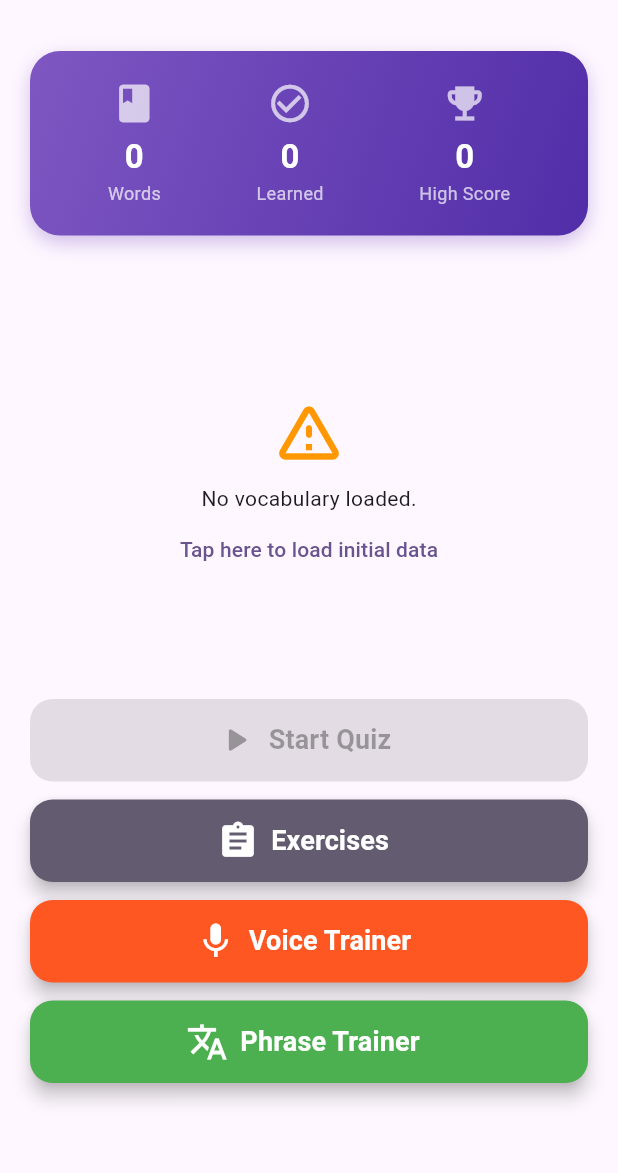
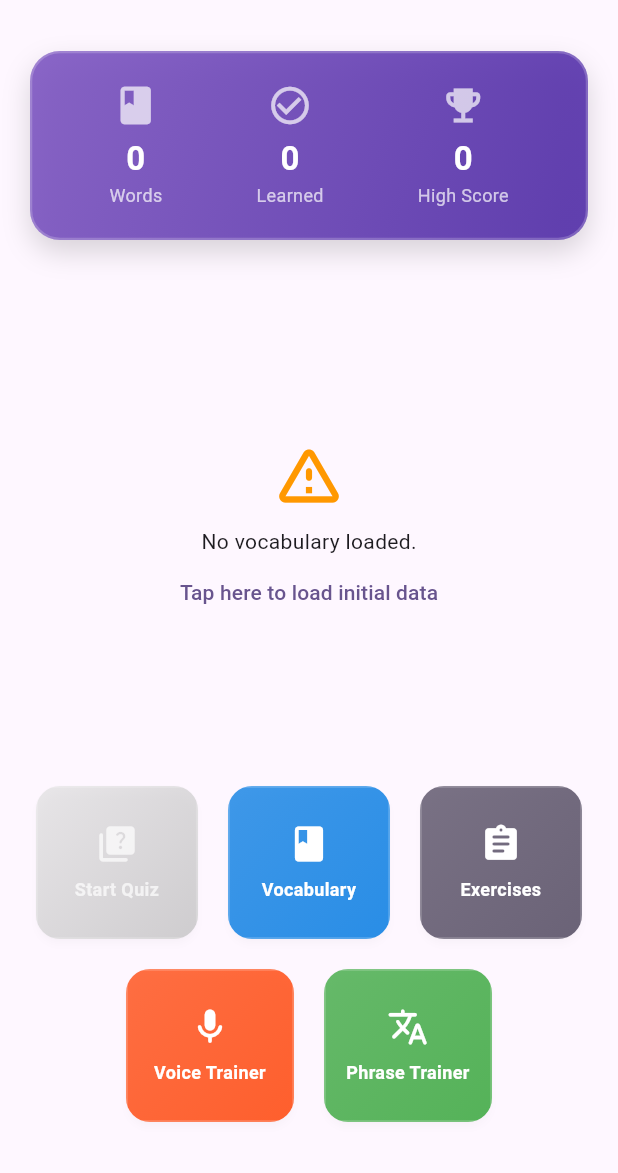
Before and after one commit to rameshn007/language_trainer, a Flutter app: the screen it shows after launch, on a phone screen of 412 x 824 dp, the part 63-1236 px from its top. Run offline on Flutter 3.47's test engine with Material 3 defaults, Android fonts, the light colour scheme and no system bars; our stand-ins replace animate_do, avatar_glow, flutter_card_swiper, flutter_riverpod, flutter_tts, hive and 2 more; missing offline and left inert: flutter_carplay; accounts and stored records are empty.

Commit message:
refactor: Implement custom screen transitions, restructure action buttons into a grid layout, and remove the vocabulary list option.

```diff
--- a/lib/ui/home_screen.dart
+++ b/lib/ui/home_screen.dart
@@ -83,6 +83,29 @@ class _HomeScreenState extends ConsumerState<HomeScreen> {
     }
   }
 
+  Future<T?> _pushScreen<T>(Widget screen, [Offset? center]) {
+    return Navigator.push<T>(
+      context,
+      PageRouteBuilder(
+        pageBuilder: (context, animation, secondaryAnimation) => screen,
+        transitionsBuilder: (context, animation, secondaryAnimation, child) {
+          if (center == null) {
+            return FadeTransition(opacity: animation, child: child);
+          }
+
+          return ClipPath(
+            clipper: CircularRevealClipper(
+              fraction: animation.value,
+              center: center,
+            ),
+            child: child,
+          );
+        },
+        transitionDuration: const Duration(milliseconds: 650),
+      ),
+    );
+  }
+
   @override
   Widget build(BuildContext context) {
     final storage = ref.watch(storageServiceProvider);
@@ -101,13 +124,6 @@ class _HomeScreenState extends ConsumerState<HomeScreen> {
                 _loadData();
               } else if (value == 'reset') {
                 _confirmReset();
-              } else if (value == 'vocab') {
-                Navigator.push(
-                  context,
-                  MaterialPageRoute(
-                    builder: (_) => const VocabularyListScreen(),
-                  ),
-                );
               }
             },
             itemBuilder: (context) => [
@@ -123,13 +139,6 @@ class _HomeScreenState extends ConsumerState<HomeScreen> {
                 child: ListTile(
                   leading: Icon(Icons.restore),
                   title: Text('Reset Stats'),
-                ),
-              ),
-              const PopupMenuItem(
-                value: 'vocab',
-                child: ListTile(
-                  leading: Icon(Icons.list),
-                  title: Text('Vocabulary List'),
                 ),
               ),
             ],
@@ -166,18 +175,26 @@ class _HomeScreenState extends ConsumerState<HomeScreen> {
                           decoration: BoxDecoration(
                             gradient: LinearGradient(
                               colors: [
-                                Colors.deepPurple.shade400,
-                                Colors.deepPurple.shade700,
+                                Colors.deepPurple.shade400.withValues(
+                                  alpha: 0.9,
+                                ),
+                                Colors.deepPurple.shade700.withValues(
+                                  alpha: 0.9,
+                                ),
                               ],
                               begin: Alignment.topLeft,
                               end: Alignment.bottomRight,
                             ),
                             borderRadius: BorderRadius.circular(20),
+                            border: Border.all(
+                              color: Colors.white.withValues(alpha: 0.2),
+                              width: 1.5,
+                            ),
                             boxShadow: [
                               BoxShadow(
-                                color: Colors.deepPurple.withValues(alpha: 0.3),
-                                blurRadius: 10,
-                                offset: const Offset(0, 5),
+                                color: Colors.black.withValues(alpha: 0.15),
+                                blurRadius: 15,
+                                offset: const Offset(0, 8),
                               ),
                             ],
                           ),
@@ -231,148 +248,106 @@ class _HomeScreenState extends ConsumerState<HomeScreen> {
                   ),
                 if (items.isEmpty) const Spacer(),
                 Padding(
-                  padding: const EdgeInsets.fromLTRB(20, 0, 20, 60),
+                  padding: const EdgeInsets.fromLTRB(20, 0, 20, 30),
                   child: FadeInUp(
                     delay: const Duration(milliseconds: 200),
                     child: Column(
                       mainAxisSize: MainAxisSize.min,
                       children: [
-                        SizedBox(
-                          width: double.infinity,
-                          height: 55,
-                          child: ElevatedButton.icon(
-                            style: ElevatedButton.styleFrom(
-                              backgroundColor: Theme.of(
-                                context,
-                              ).colorScheme.primary,
-                              foregroundColor: Theme.of(
-                                context,
-                              ).colorScheme.onPrimary,
-                              shape: RoundedRectangleBorder(
-                                borderRadius: BorderRadius.circular(15),
-                              ),
-                              elevation: 5,
-                            ),
+                        Row(
+                          children: [
+                            Expanded(
+                              child: _buildGridButton(
+                                context: context,
+                                label: 'Start Quiz',
+                                icon: Icons.quiz_rounded,
+                                bgColor: Theme.of(context).colorScheme.primary,
+                                fgColor: Colors.white,
                                 onPressed: items.isEmpty || _isLoading
                                     ? null
-                                : () {
-                                    Navigator.push(
-                                      context,
-                                      MaterialPageRoute(
-                                        builder: (_) =>
+                                    : (offset) {
+                                        _pushScreen(
                                           const CategorySelectionScreen(),
-                                      ),
+                                          offset,
                                         ).then((_) => setState(() {}));
                                       },
-                            icon: const Icon(
-                              Icons.play_arrow_rounded,
-                              size: 28,
-                            ),
-                            label: const Text(
-                              'Start Quiz',
-                              style: TextStyle(
-                                fontSize: 18,
-                                fontWeight: FontWeight.bold,
                               ),
                             ),
+                            const SizedBox(width: 12),
+                            Expanded(
+                              child: _buildGridButton(
+                                context: context,
+                                label: 'Vocabulary',
+                                icon: Icons.book_rounded,
+                                bgColor: Colors.blue.shade600,
+                                fgColor: Colors.white,
+                                onPressed: (offset) {
+                                  _pushScreen(
+                                    const VocabularyListScreen(),
+                                    offset,
+                                  );
+                                },
                               ),
                             ),
-                        const SizedBox(height: 12),
-                        SizedBox(
-                          width: double.infinity,
-                          height: 55,
-                          child: ElevatedButton.icon(
-                            style: ElevatedButton.styleFrom(
-                              backgroundColor: Theme.of(
+                            const SizedBox(width: 12),
+                            Expanded(
+                              child: _buildGridButton(
+                                context: context,
+                                label: 'Exercises',
+                                icon: Icons.assignment_rounded,
+                                bgColor: Theme.of(
                                   context,
                                 ).colorScheme.secondary,
-                              foregroundColor: Theme.of(
-                                context,
-                              ).colorScheme.onSecondary,
-                              shape: RoundedRectangleBorder(
-                                borderRadius: BorderRadius.circular(15),
-                              ),
-                              elevation: 5,
-                            ),
-                            onPressed: () {
-                              Navigator.push(
-                                context,
-                                MaterialPageRoute(
-                                  builder: (_) => const ExerciseListScreen(),
-                                ),
+                                fgColor: Colors.white,
+                                onPressed: (offset) {
+                                  _pushScreen(
+                                    const ExerciseListScreen(),
+                                    offset,
                                   );
                                 },
-                            icon: const Icon(Icons.assignment, size: 28),
-                            label: const Text(
-                              'Exercises',
-                              style: TextStyle(
-                                fontSize: 18,
-                                fontWeight: FontWeight.bold,
                               ),
                             ),
+                          ],
+                        ),
+                        const SizedBox(height: 12),
+                        Row(
+                          children: [
+                            const Spacer(flex: 1),
+                            Expanded(
+                              flex: 2,
+                              child: _buildGridButton(
+                                context: context,
+                                label: 'Voice Trainer',
+                                icon: Icons.mic_rounded,
+                                bgColor: Colors.deepOrange,
+                                fgColor: Colors.white,
+                                onPressed: (offset) {
+                                  _pushScreen(
+                                    const VoiceTrainerScreen(),
+                                    offset,
+                                  );
+                                },
                               ),
                             ),
-                        const SizedBox(height: 12),
-                        SizedBox(
-                          width: double.infinity,
-                          height: 55,
-                          child: ElevatedButton.icon(
-                            style: ElevatedButton.styleFrom(
-                              backgroundColor: Colors.deepOrange,
-                              foregroundColor: Colors.white,
-                              shape: RoundedRectangleBorder(
-                                borderRadius: BorderRadius.circular(15),
-                              ),
-                              elevation: 5,
-                            ),
-                            onPressed: () {
-                              Navigator.push(
-                                context,
-                                MaterialPageRoute(
-                                  builder: (_) => const VoiceTrainerScreen(),
-                                ),
+                            const SizedBox(width: 12),
+                            Expanded(
+                              flex: 2,
+                              child: _buildGridButton(
+                                context: context,
+                                label: 'Phrase Trainer',
+                                icon: Icons.translate_rounded,
+                                bgColor: Colors.green,
+                                fgColor: Colors.white,
+                                onPressed: (offset) {
+                                  _pushScreen(
+                                    const PhraseTrainerScreen(),
+                                    offset,
                                   );
                                 },
-                            icon: const Icon(Icons.mic, size: 28),
-                            label: const Text(
-                              'Voice Trainer',
-                              style: TextStyle(
-                                fontSize: 18,
-                                fontWeight: FontWeight.bold,
                               ),
                             ),
-                          ),
-                        ),
-                        const SizedBox(height: 12),
-                        SizedBox(
-                          width: double.infinity,
-                          height: 55,
-                          child: ElevatedButton.icon(
-                            style: ElevatedButton.styleFrom(
-                              backgroundColor: Colors.green,
-                              foregroundColor: Colors.white,
-                              shape: RoundedRectangleBorder(
-                                borderRadius: BorderRadius.circular(15),
-                              ),
-                              elevation: 5,
-                            ),
-                            onPressed: () {
-                              Navigator.push(
-                                context,
-                                MaterialPageRoute(
-                                  builder: (_) => const PhraseTrainerScreen(),
-                                ),
-                              );
-                            },
-                            icon: const Icon(Icons.translate, size: 28),
-                            label: const Text(
-                              'Phrase Trainer',
-                              style: TextStyle(
-                                fontSize: 18,
-                                fontWeight: FontWeight.bold,
-                              ),
-                            ),
-                          ),
+                            const Spacer(flex: 1),
+                          ],
                         ),
                       ],
                     ),
@@ -406,4 +381,114 @@ class _HomeScreenState extends ConsumerState<HomeScreen> {
       ],
     );
   }
+
+  Widget _buildGridButton({
+    required BuildContext context,
+    required String label,
+    required IconData icon,
+    required Color bgColor,
+    required Color fgColor,
+    void Function(Offset offset)? onPressed,
+  }) {
+    return ConstrainedBox(
+      constraints: const BoxConstraints(maxHeight: 110),
+      child: Card(
+        elevation: 2,
+        color: Colors.transparent,
+        shadowColor: Colors.black.withValues(alpha: 0.1),
+        shape: RoundedRectangleBorder(borderRadius: BorderRadius.circular(16)),
+        clipBehavior: Clip.antiAlias,
+        child: InkWell(
+          onTap: null, // We handle tap via GestureDetector below
+          child: GestureDetector(
+            onTapUp: (details) {
+              if (onPressed != null) {
+                onPressed(details.globalPosition);
               }
+            },
+            child: Container(
+              decoration: BoxDecoration(
+                gradient: LinearGradient(
+                  begin: Alignment.topLeft,
+                  end: Alignment.bottomRight,
+                  colors: [
+                    onPressed == null
+                        ? Colors.grey.shade300.withValues(alpha: 0.7)
+                        : bgColor.withValues(alpha: 0.85),
+                    onPressed == null
+                        ? Colors.grey.shade400.withValues(alpha: 0.7)
+                        : bgColor.withValues(alpha: 0.95),
+                  ],
+                ),
+                border: Border.all(
+                  color: Colors.white.withValues(alpha: 0.2),
+                  width: 1.2,
+                ),
+              ),
+              child: Column(
+                mainAxisAlignment: MainAxisAlignment.center,
+                children: [
+                  Icon(
+                    icon,
+                    size: 28,
+                    color: onPressed == null ? Colors.white70 : fgColor,
+                  ),
+                  const SizedBox(height: 8),
+                  Text(
+                    label,
+                    textAlign: TextAlign.center,
+                    style: TextStyle(
+                      fontSize: 12,
+                      fontWeight: FontWeight.bold,
+                      color: onPressed == null ? Colors.white70 : fgColor,
+                    ),
+                  ),
+                ],
+              ),
+            ),
+          ),
+        ),
+      ),
+    );
+  }
+}
+
+class CircularRevealClipper extends CustomClipper<Path> {
+  final double fraction;
+  final Offset center;
+
+  CircularRevealClipper({required this.fraction, required this.center});
+
+  @override
+  Path getClip(Size size) {
+    // Calculate the distance to the farthest corner
+    final double maxRadius = _calculateDistanceToFarthestCorner(size, center);
+    final double currentRadius = maxRadius * fraction;
+
+    return Path()
+      ..addOval(Rect.fromCircle(center: center, radius: currentRadius));
+  }
+
+  @override
+  bool shouldReclip(CircularRevealClipper oldClipper) {
+    return oldClipper.fraction != fraction || oldClipper.center != center;
+  }
+
+  double _calculateDistanceToFarthestCorner(Size size, Offset center) {
+    final List<Offset> corners = [
+      const Offset(0, 0),
+      Offset(size.width, 0),
+      Offset(0, size.height),
+      Offset(size.width, size.height),
+    ];
+
+    double maxDistance = 0;
+    for (final corner in corners) {
+      final double distance = (center - corner).distance;
+      if (distance > maxDistance) {
+        maxDistance = distance;
+      }
+    }
+    return maxDistance;
+  }
+}
```
Lines whose indentation alone changed are shown as unchanged.
